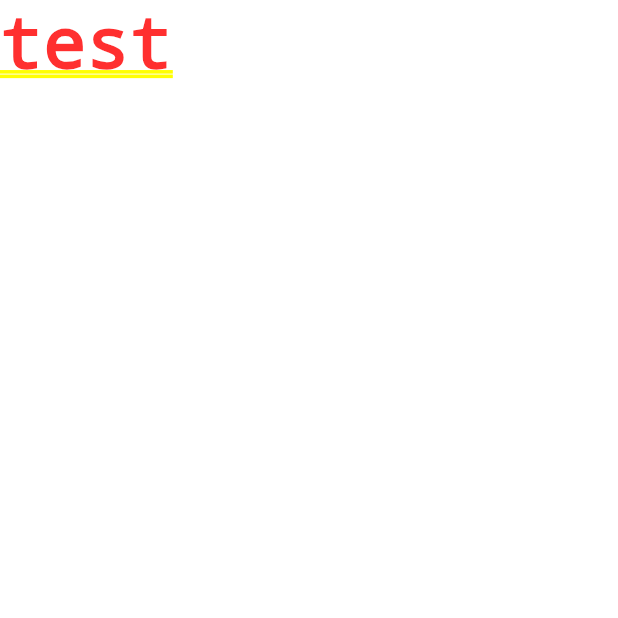
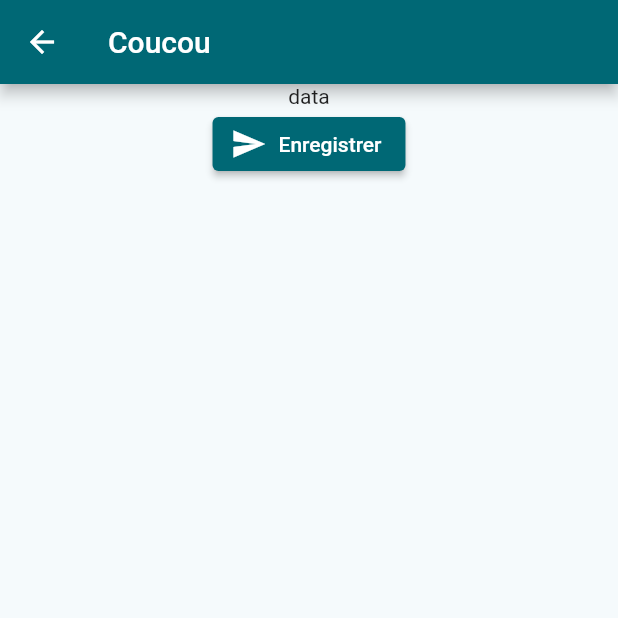
Before and after one commit to BSevault/PPE_M2L_mobile, a Flutter app: the Test screen opened directly, item 3 of the bottom bar chosen, on a phone screen of 412 x 824 dp, the top half of it. Run offline on Flutter 3.47's test engine with Material 2 defaults, Android fonts, the phone set to English and light mode, and no system bars; our stand-ins replace badges; network calls fail.

Commit message:
covid_test guigui

```diff
--- a/lib/main.dart
+++ b/lib/main.dart
@@ -1,4 +1,5 @@
 import 'package:flutter/material.dart';
+import 'package:mobile/page/covid_test.dart';
 import 'package:mobile/page/reservations.dart';
 import 'package:mobile/page/gestion_resa.dart';
 import 'page/cart.dart';
@@ -21,7 +22,7 @@ class MyApp extends StatelessWidget {
         '/gestion': (context) => GestionResa(),
         '/reservations': (context) => Reservations(title: 'Vos réservations'),
         '/cart': (context) => Cart(),
-        '/covid': (context) => Text('test'),
+        '/covid': (context) => CovidTest(),
       },
     );
   }
--- /dev/null
+++ b/lib/page/covid_test.dart
@@ -0,0 +1,44 @@
+import 'package:flutter/material.dart';
+
+class CovidTest extends StatefulWidget {
+  const CovidTest({Key? key}) : super(key: key);
+
+  @override
+  State<CovidTest> createState() => _CovidTestState();
+}
+
+class _CovidTestState extends State<CovidTest> {
+  @override
+  Widget build(BuildContext context) {
+    return Scaffold(
+      appBar: AppBar(
+        title: Text("Coucou"),
+      ),
+      body: Center(
+        child: Column(
+          crossAxisAlignment: CrossAxisAlignment.center,
+          children: [
+            Text("data"),
+            ElevatedButton.icon(
+              onPressed: () {
+                // request HERE !!!!!!
+                ScaffoldMessenger.of(context).showSnackBar(
+                  const SnackBar(
+                    content: Text(
+                      'Liste d\'appel mis à jour !',
+                      textAlign: TextAlign.center,
+                      style: TextStyle(fontSize: 18),
+                    ),
+                    duration: Duration(milliseconds: 2500),
+                  ),
+                );
+              },
+              icon: const Icon(Icons.send_sharp),
+              label: const Text("Enregistrer"),
+            )
+          ],
+        ),
+      ),
+    );
+  }
+}
--- a/lib/utils/requester.dart
+++ b/lib/utils/requester.dart
@@ -10,12 +10,12 @@ abstract class Requester {
   // static const String _base_url = 'http://15.237.109.149:3001';
 
   // ip localhost vm android
-  // static const String _base_url = 'http://10.0.2.2:3001';
+  static const String _base_url = 'http://10.0.2.2:3001';
   // ip VM Gefor PC1
   // static const String _base_url = 'http://192.168.0.49:3001';
 
   // ip chrome
-  static const String _base_url = "http://localhost:3001";
+  // static const String _base_url = "http://localhost:3001";
 
   // not necessary for now (?)
   static final Map<String, String> _headers = {
--- a/lib/widget/card_resa.dart
+++ b/lib/widget/card_resa.dart
@@ -14,7 +14,7 @@ class CardResa extends StatelessWidget {
     initializeDateFormatting('fr_FR', null);
     var dateResa =
         DateTime.parse(oneResa?['date_resa']).add(const Duration(days: 1));
-    var dateNow = DateTime.now();
+    var dateNow = DateTime.now().add(const Duration(days: 1));
     // print(dateNesa);
 
     Null Function()? onPressFct;
```
